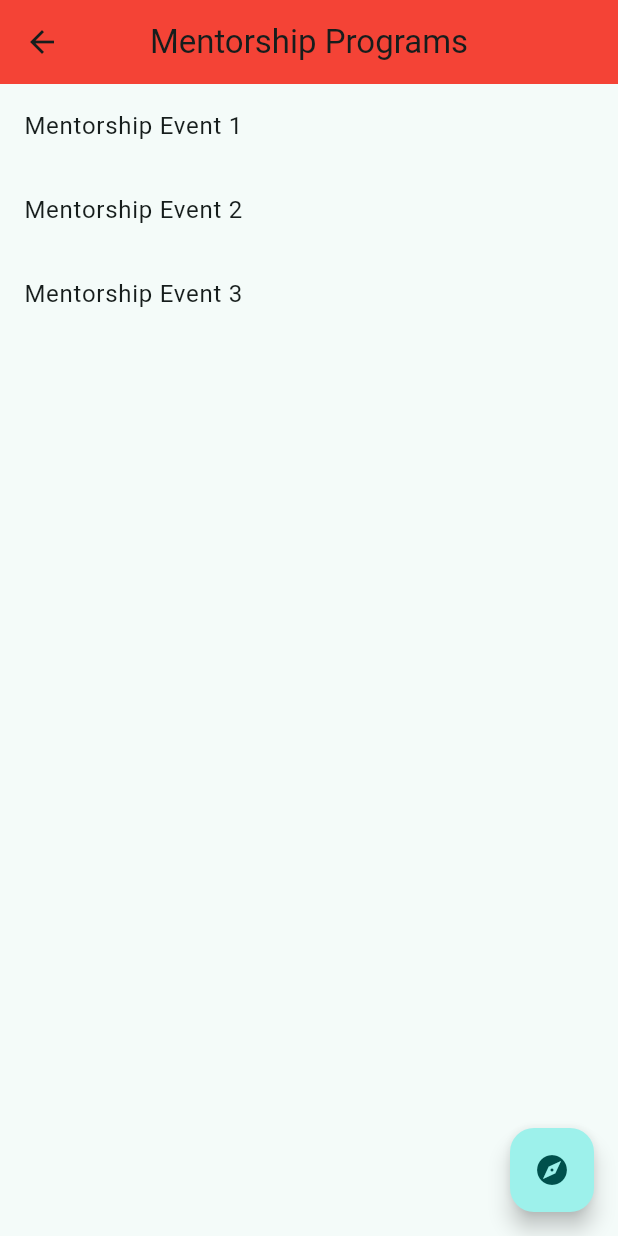
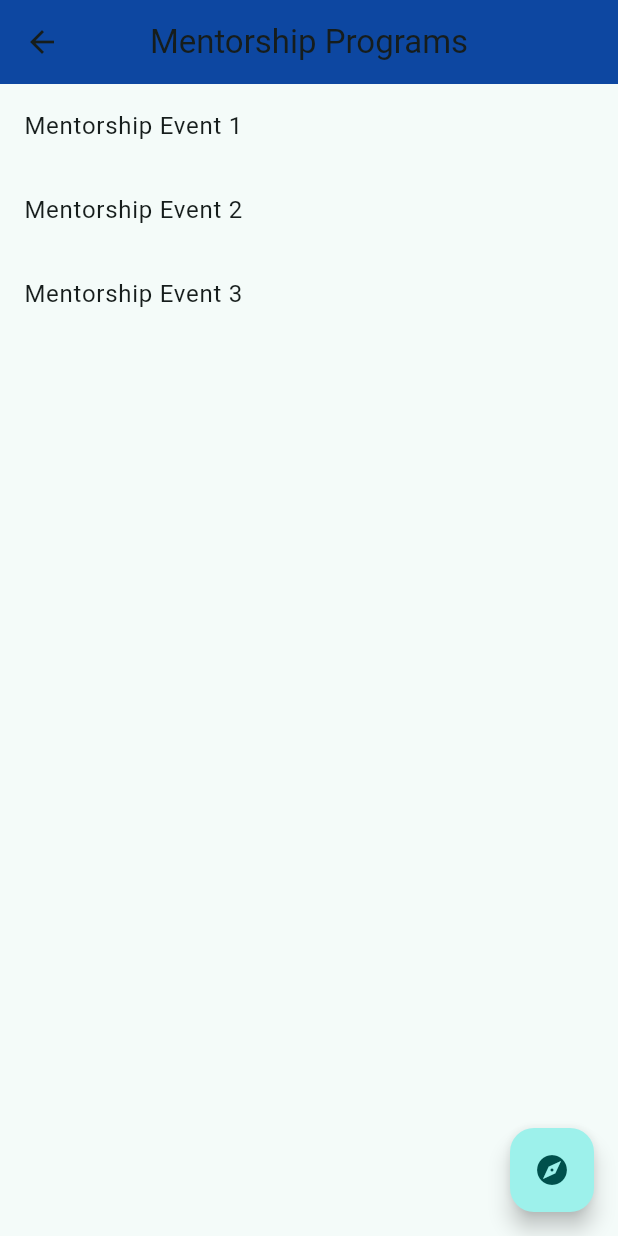
Before and after one commit to Lekhya25/GSolns-Resurge, a Flutter app: the MentorshipPage screen opened directly, on a phone screen of 412 x 824 dp. Run offline on Flutter 3.47's test engine with Material 3 defaults, Android fonts, the phone set to English and light mode, and no system bars; Roboto replaces fonts that are missing (CustomIcons).

Commit message:
homepage, job, mentorship, profile pages

```diff
--- a/lib/page/mentorship.dart
+++ b/lib/page/mentorship.dart
@@ -7,7 +7,7 @@ class MentorshipPage extends StatelessWidget {
       appBar: AppBar(
         title: Text('Mentorship Programs'),
         centerTitle: true,
-        backgroundColor: Colors.red,
+        backgroundColor: Colors.blue[900],
       ),
       body: MentorshipList(),
       floatingActionButton: FloatingActionButton(
```
